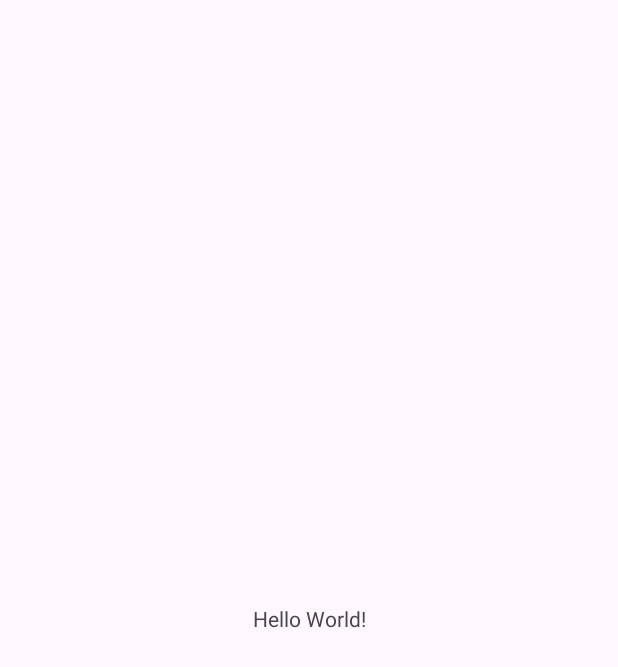
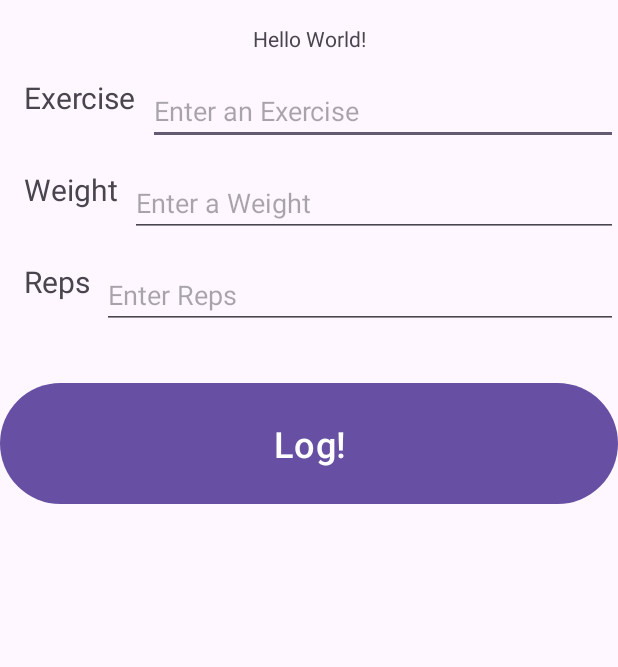
Before and after one commit to zhan6256/MyDemoApplication, an Android app: the screen it shows after launch (MainActivity), on a phone screen of 412 x 824 dp. Before the commit the part shown is almost empty. Shown: the top 667 px of the screen. Run offline under Robolectric (Android 15) with nearby library versions, the phone set to English and light mode, and no system bars.

Commit message:
Created a branch.

```diff
--- a/app/build.gradle
+++ b/app/build.gradle
@@ -10,7 +10,7 @@ android {
 
     defaultConfig {
         applicationId "com.daclink.mydemoapplication"
-        minSdk 34
+        minSdk 23
         targetSdk 36
         versionCode 1
         versionName "1.0"
--- a/app/src/main/res/layout/activity_main.xml
+++ b/app/src/main/res/layout/activity_main.xml
@@ -8,12 +8,95 @@
     tools:context=".MainActivity">
 
     <TextView
+        android:id="@+id/logDisplayTextView"
         android:layout_width="wrap_content"
         android:layout_height="wrap_content"
         android:text="Hello World!"
-        app:layout_constraintBottom_toBottomOf="parent"
+        android:layout_marginTop="16dp"
+        app:layout_constraintTop_toTopOf="parent"
+        app:layout_constraintStart_toStartOf="parent"
+        app:layout_constraintEnd_toEndOf="parent" />
+
+    <!-- Exercise row -->
+    <TextView
+        android:id="@+id/exerciseLabelTextView"
+        android:layout_width="wrap_content"
+        android:layout_height="wrap_content"
+        android:text="@string/exercise"
+        android:textSize="20sp"
+        android:layout_marginStart="16dp"
+        android:layout_marginTop="16dp"
+        app:layout_constraintStart_toStartOf="parent"
+        app:layout_constraintTop_toBottomOf="@+id/logDisplayTextView" />
+
+    <!-- Weight row -->
+    <EditText
+        android:id="@+id/exerciseInputEditText"
+        android:layout_width="0dp"
+        android:layout_height="wrap_content"
+        android:layout_marginStart="8dp"
+        android:hint="@string/enter_an_exercise"
         app:layout_constraintEnd_toEndOf="parent"
+        app:layout_constraintHorizontal_bias="0.0"
+        app:layout_constraintStart_toEndOf="@+id/exerciseLabelTextView"
+        app:layout_constraintTop_toTopOf="@+id/exerciseLabelTextView" />
+
+    <TextView
+        android:id="@+id/weightLabelTextView"
+        android:layout_width="wrap_content"
+        android:layout_height="wrap_content"
+        android:text="@string/weight"
+        android:textSize="20sp"
+        android:layout_marginStart="16dp"
+        android:layout_marginTop="16dp"
         app:layout_constraintStart_toStartOf="parent"
-        app:layout_constraintTop_toTopOf="parent" />
+        app:layout_constraintTop_toBottomOf="@+id/exerciseInputEditText" />
+
+    <!-- Reps row -->
+    <EditText
+        android:id="@+id/weightInputEditText"
+        android:layout_width="0dp"
+        android:layout_height="wrap_content"
+        android:layout_marginStart="8dp"
+        android:hint="@string/enter_a_weight"
+        android:inputType="number|numberDecimal"
+        app:layout_constraintEnd_toEndOf="parent"
+        app:layout_constraintHorizontal_bias="0.0"
+        app:layout_constraintStart_toEndOf="@id/weightLabelTextView"
+        app:layout_constraintTop_toTopOf="@id/weightLabelTextView" />
+
+    <TextView
+        android:id="@+id/repLabelTextView"
+        android:layout_width="wrap_content"
+        android:layout_height="wrap_content"
+        android:text="@string/reps"
+        android:textSize="20sp"
+        android:layout_marginStart="16dp"
+        android:layout_marginTop="16dp"
+        app:layout_constraintStart_toStartOf="parent"
+        app:layout_constraintTop_toBottomOf="@+id/weightInputEditText" />
+
+    <EditText
+        android:id="@+id/repInputEditText"
+        android:layout_width="0dp"
+        android:layout_height="wrap_content"
+        android:hint="@string/enter_reps"
+        android:inputType="number"
+        android:layout_marginStart="8dp"
+        app:layout_constraintStart_toEndOf="@id/repLabelTextView"
+        app:layout_constraintEnd_toEndOf="parent"
+        app:layout_constraintTop_toTopOf="@id/repLabelTextView" />
+
+    <Button
+        android:id="@+id/logButton"
+        android:layout_width="0dp"
+        android:layout_height="wrap_content"
+        android:text="@string/log"
+        android:textSize="24sp"
+        android:layout_marginTop="32dp"
+        android:padding="24dp"
+        app:layout_constraintTop_toBottomOf="@id/repInputEditText"
+        app:layout_constraintStart_toStartOf="parent"
+        app:layout_constraintEnd_toEndOf="parent" />
 
 </androidx.constraintlayout.widget.ConstraintLayout>
--- a/app/src/main/res/mipmap-anydpi/ic_launcher.xml
+++ b/app/src/main/res/mipmap-anydpi-v26/ic_launcher.xml
@@ -1,6 +1,5 @@
 <?xml version="1.0" encoding="utf-8"?>
 <adaptive-icon xmlns:android="http://schemas.android.com/apk/res/android">
-    <background android:drawable="@drawable/ic_launcher_background" />
+    <background android:drawable="@color/ic_launcher_background" />
     <foreground android:drawable="@drawable/ic_launcher_foreground" />
-    <monochrome android:drawable="@drawable/ic_launcher_foreground" />
 </adaptive-icon>
--- a/app/src/main/res/mipmap-anydpi/ic_launcher_round.xml
+++ b/app/src/main/res/mipmap-anydpi-v26/ic_launcher_round.xml
@@ -1,6 +1,5 @@
 <?xml version="1.0" encoding="utf-8"?>
 <adaptive-icon xmlns:android="http://schemas.android.com/apk/res/android">
-    <background android:drawable="@drawable/ic_launcher_background" />
+    <background android:drawable="@color/ic_launcher_background" />
     <foreground android:drawable="@drawable/ic_launcher_foreground" />
-    <monochrome android:drawable="@drawable/ic_launcher_foreground" />
 </adaptive-icon>
--- a/app/src/main/res/values/colors.xml
+++ b/app/src/main/res/values/colors.xml
@@ -2,4 +2,7 @@
 <resources>
     <color name="black">#FF000000</color>
     <color name="white">#FFFFFFFF</color>
+
+    <!-- NEW: for launcher icon -->
+    <color name="ic_launcher_background">#3DDC84</color>
 </resources>
--- a/app/src/main/res/values/strings.xml
+++ b/app/src/main/res/values/strings.xml
@@ -1,3 +1,10 @@
 <resources>
     <string name="app_name">MyDemoApplication</string>
+    <string name="exercise">Exercise</string>
+    <string name="weight">Weight</string>
+    <string name="enter_a_weight">Enter a Weight</string>
+    <string name="enter_an_exercise">Enter an Exercise</string>
+    <string name="enter_reps">Enter Reps</string>
+    <string name="reps">Reps</string>
+    <string name="log">Log!</string>
 </resources>
```
